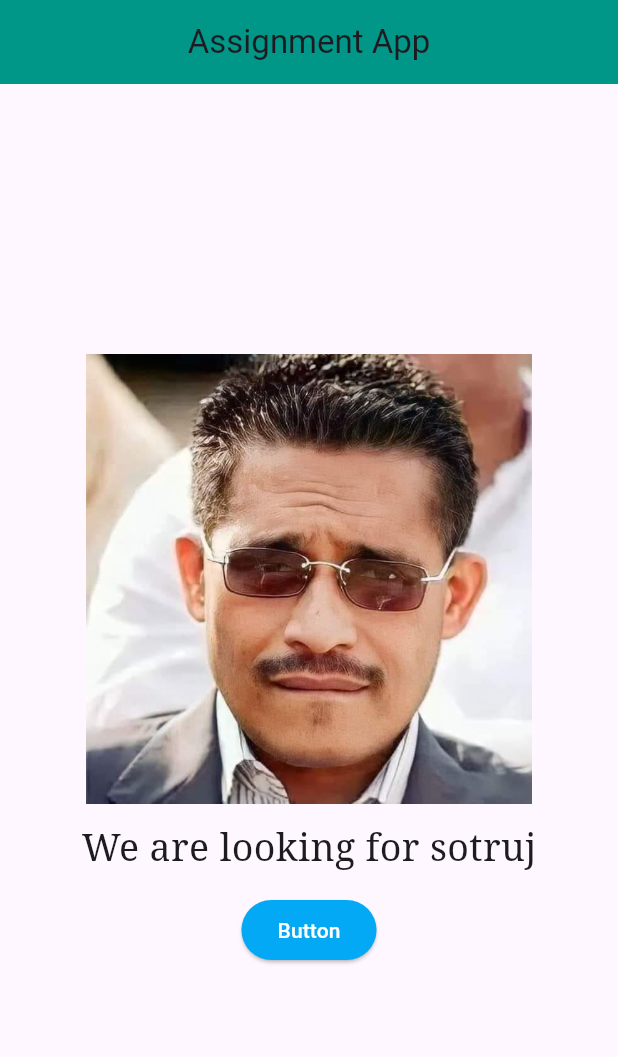
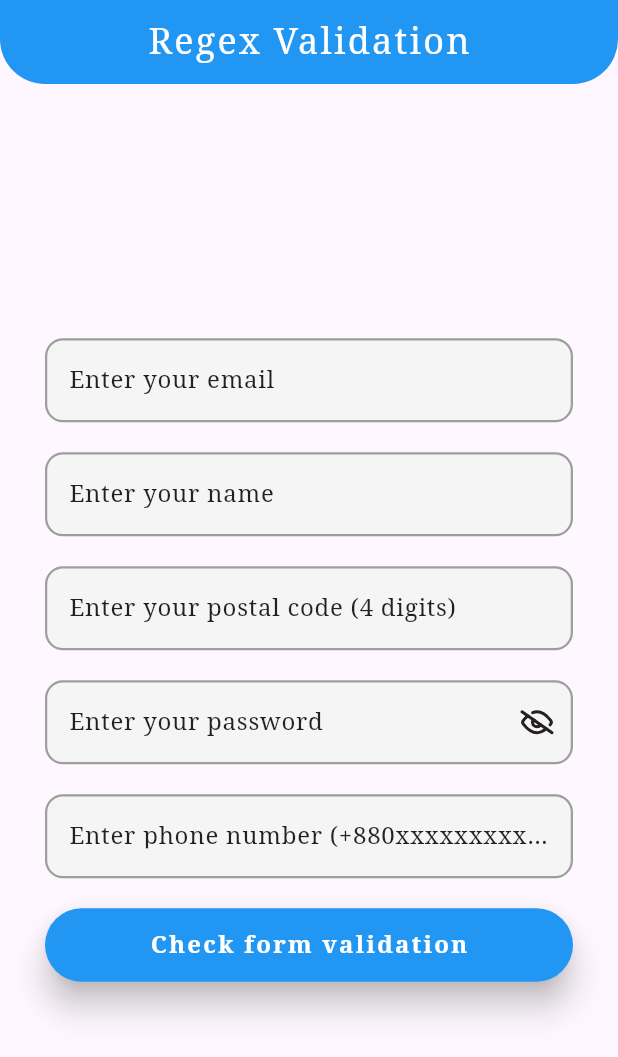
Before and after one commit to IbsharIbnaEbad/assignment_cse3212, a Flutter app: the screen it shows after launch, on a phone screen of 412 x 824 dp. Shown: the top 1057 px of the screen. Run offline on Flutter 3.47's test engine with Material 3 defaults, Android fonts, the phone set to English and light mode, and no system bars; our stand-ins replace lottie.

Commit message:
form validation done

```diff
--- /dev/null
+++ b/lib/app.dart
@@ -0,0 +1,23 @@
+import 'package:assignment_cse3212/theme/theme.dart';
+import 'package:flutter/material.dart';
+import 'form.dart';
+
+class MyApp extends StatefulWidget {
+  const MyApp({super.key});
+
+  @override
+  State<MyApp> createState() => _MyAppState();
+}
+
+class _MyAppState extends State<MyApp> {
+  @override
+  Widget build(BuildContext context) {
+    return MaterialApp(
+      debugShowCheckedModeBanner: false,
+      theme: AppTheme.lightTheme,
+      home: const FormValidation(),
+    );
+  }
+
+
+}
--- /dev/null
+++ b/lib/form.dart
@@ -0,0 +1,228 @@
+import 'package:flutter/material.dart';
+import 'package:lottie/lottie.dart';
+
+class FormValidation extends StatefulWidget {
+  const FormValidation({super.key});
+
+  @override
+  State<FormValidation> createState() => _FormValidationState();
+}
+
+class _FormValidationState extends State<FormValidation> {
+  final TextEditingController emailTEController = TextEditingController();
+  final TextEditingController nameTEController = TextEditingController();
+  final TextEditingController lastNameTEController = TextEditingController();
+  final TextEditingController mobileTEController = TextEditingController();
+  final TextEditingController passwordTEController = TextEditingController();
+  final TextEditingController postalCodeTEController = TextEditingController();
+
+  final _formKey = GlobalKey<FormState>();
+
+  final RegExp _emailRegExp = RegExp(
+      r'^(cse_|eee_|thm_|bba_|archi_)\d{16}@lus.ac.bd$'); // Email validation
+  final RegExp _nameRegExp = RegExp(r'^[a-zA-Z]+$'); // First name validation
+
+  final RegExp _mobileRegExp =
+      RegExp(r'^(\+880)[ -]?\d{10}$'); // Mobile number validation
+  final RegExp _passwordRegExp = RegExp(
+      r'^(?=.*[a-z])(?=.*[A-Z])(?=.*\d)(?=.*[!@#$%^&*])[A-Za-z\d!@#$%^&*]{8,}$'); // Password validation
+  final RegExp _postalCodeRegExp = RegExp(r'^\d{4}$'); // Postal code validation
+
+  bool _obscurePassword = true; // Password visibility
+
+  @override
+  Widget build(BuildContext context) {
+    return Scaffold(
+      appBar: AppBar(
+        title: const Text('Regex Validation'),
+      ),
+      body: Padding(
+        padding: const EdgeInsets.all(10.0),
+        child: Form(
+          key: _formKey,
+          child: Center(
+            child: Padding(
+              padding: const EdgeInsets.symmetric(horizontal: 20, vertical: 12),
+              child: _buildTextFormField(),
+            ),
+          ),
+        ),
+      ),
+    );
+  }
+
+  Widget _buildTextFormField() {
+    return SingleChildScrollView(
+      child: Column(
+        crossAxisAlignment: CrossAxisAlignment.start,
+        children: [
+          TextFormField(
+            keyboardType: TextInputType.emailAddress,
+            controller: emailTEController,
+            decoration: const InputDecoration(
+              hintText: 'cse/eee/thm/bba/arch... @lus.ac.bd',
+              labelText: 'Enter your email ',
+            ),
+            validator: (value) {
+              if (value == null || value.isEmpty) {
+                return 'Enter your email';
+              } else if (!_emailRegExp.hasMatch(value)) {
+                return 'Enter a valid email ending with @lus.ac.bd';
+              }
+              return null;
+            },
+          ),
+          const SizedBox(height: 20),
+          TextFormField(
+            keyboardType: TextInputType.name,
+            controller: nameTEController,
+            decoration: const InputDecoration(
+              hintText: ' Ibshar',
+              labelText: 'Enter your name',
+            ),
+            validator: (value) {
+              if (value == null || value.isEmpty) {
+                return 'Enter your  name';
+              } else if (!_nameRegExp.hasMatch(value)) {
+                return 'Enter a valid  name';
+              }
+              return null;
+            },
+          ),
+
+          const SizedBox(height: 20),
+          TextFormField(
+            keyboardType: TextInputType.number,
+            controller: postalCodeTEController,
+            decoration: const InputDecoration(
+              hintText: 'Postal Code',
+              labelText: 'Enter your postal code (4 digits)',
+            ),
+            validator: (value) {
+              if (value == null || value.isEmpty) {
+                return 'Enter your postal code';
+              } else if (!_postalCodeRegExp.hasMatch(value)) {
+                return 'Enter a valid 4-digit postal code';
+              }
+              return null;
+            },
+          ),
+
+          const SizedBox(height: 20),
+
+          TextFormField(
+            keyboardType: TextInputType.visiblePassword,
+            controller: passwordTEController,
+            obscureText: _obscurePassword,
+            decoration: InputDecoration(
+              hintText: 'Password',
+              labelText: 'Enter your password',
+              suffixIcon: IconButton(
+                icon: _obscurePassword
+                    ? Lottie.asset('assets/images/eye.json',
+                        width: 24, height: 24) // Animation for visible state
+                    : Lottie.asset('assets/images/eye.json',
+                        width: 24, height: 24),
+                // Animation for obscured state
+                onPressed: () {
+                  setState(() {
+                    _obscurePassword = !_obscurePassword;
+                  });
+                },
+              ),
+            ),
+            validator: (value) {
+              if (value == null || value.isEmpty) {
+                return 'Enter your password';
+              } else if (!_passwordRegExp.hasMatch(value)) {
+                return 'Enter a valid password';
+              }
+              return null;
+            },
+          ),
+
+          const SizedBox(height: 20),
+          TextFormField(
+            keyboardType: TextInputType.phone,
+            controller: mobileTEController,
+            decoration: const InputDecoration(
+              hintText: 'Mobile',
+              labelText: 'Enter phone number (+880xxxxxxxxxx)',
+            ),
+            validator: (value) {
+              if (value == null || value.isEmpty) {
+                return 'Enter your mobile number';
+              } else if (!_mobileRegExp.hasMatch(value)) {
+                return 'Enter a valid mobile number';
+              }
+              return null;
+            },
+          ),
+          const SizedBox(height: 20),
+          Center(
+            child: ElevatedButton(
+              onPressed: _submitForm,
+              child: const Text('Check form validation'),
+            ),
+          ),
+        ],
+      ),
+    );
+  }
+
+  void _submitForm() {
+    if (_formKey.currentState!.validate()) {
+      _formKey.currentState!.save();
+
+      String email = emailTEController.text;
+      String name = nameTEController.text;
+
+      String mobile = mobileTEController.text;
+      String password = passwordTEController.text;
+      String postalCode = postalCodeTEController.text;
+
+      showDialog(
+        context: context,
+        barrierDismissible: false,
+        barrierColor: Colors.black,
+        builder: (ctx) {
+          return AlertDialog(
+            title: const Text('Submitted Form'),
+            content: Column(
+              mainAxisSize: MainAxisSize.min,
+              crossAxisAlignment: CrossAxisAlignment.start,
+              children: [
+                Text('Email: $email'),
+                Text('Name: $name '),
+                Text('Mobile: $mobile'),
+                Text('Password: $password'),
+                Text('Postal Code: $postalCode'),
+              ],
+            ),
+            shape: RoundedRectangleBorder(
+              borderRadius: BorderRadius.circular(8),
+            ),
+            backgroundColor: Colors.white,
+          );
+        },
+      );
+
+      ScaffoldMessenger.of(context).showSnackBar(
+        const SnackBar(content: Text('Form submitted successfully!')),
+      );
+
+      Future.delayed(const Duration(seconds: 3), () {
+        Navigator.pop(context);
+        _clearForm();
+      });
+    }
+  }
+
+  void _clearForm() {
+    emailTEController.clear();
+    nameTEController.clear();
+    mobileTEController.clear();
+    passwordTEController.clear();
+    postalCodeTEController.clear();
+  }
+}
--- a/lib/main.dart
+++ b/lib/main.dart
@@ -1,75 +1,8 @@
-import 'package:flutter/cupertino.dart';
 import 'package:flutter/material.dart';
-import 'package:fluttertoast/fluttertoast.dart';
 
-void main() {
-  runApp(assignment());
+import 'app.dart';
+
+
+void main(){
+  runApp(const MyApp());
 }
-
-class assignment extends StatelessWidget {
-  const assignment({super.key});
-
-  @override
-  Widget build(BuildContext context) {
-    return MaterialApp(
-      debugShowCheckedModeBanner: false,
-      home: Home(),
-    );
-  }
-}
-
-class Home extends StatefulWidget {
-  const Home({super.key});
-
-  @override
-  State<Home> createState() => _HomeState();
-}
-
-class _HomeState extends State<Home> {
-  @override
-  Widget build(BuildContext context) {
-    return Scaffold(
-      appBar: AppBar(
-        backgroundColor: Colors.teal,
-        title: Center(
-          child: Text('Assignment App'),
-        ),
-      ),
-      body: Center(
-        child: Column(mainAxisAlignment: MainAxisAlignment.center, children: [
-          SizedBox(
-            height: 300,
-            width: 400,
-            child: Image.asset('assets/images/q.jpg'),
-          ),
-          Padding(
-            padding: const EdgeInsets.all(12.0),
-            child: Text(
-              'We are looking for sotruj',
-              style: TextStyle(
-                  fontFamily: 'NotoSerif',
-                  fontSize: 25,
-
-                ),
-            ),
-          ),
-          ElevatedButton(
-              style: ElevatedButton.styleFrom(
-                  backgroundColor: Colors.lightBlue, // Background color
-                  foregroundColor: Colors.white),
-              onPressed: () {
-                Fluttertoast.showToast(
-                    msg: 'toast is on the bottom ',
-                    // toastLength: Toast.LENGTH_SHORT,
-                    gravity: ToastGravity.BOTTOM,
-                    timeInSecForIosWeb: 22,
-                    backgroundColor: Colors.black,
-                    textColor: Colors.white,
-                    fontSize: 16.0);
-              },
-              child: Text('Button'))
-        ]),
-      ),
-    );
-  }
-}
--- /dev/null
+++ b/lib/theme/theme.dart
@@ -0,0 +1,136 @@
+import 'package:flutter/material.dart';
+
+class AppTheme {
+  static ThemeData lightTheme = ThemeData(
+    appBarTheme: const AppBarTheme(
+      backgroundColor: Colors.blue,
+      elevation: 0.0,
+      centerTitle: true,
+      titleTextStyle: TextStyle(
+        fontFamily: 'NotoSerif',
+        fontSize: 24,
+        fontWeight: FontWeight.w500,
+        letterSpacing: 1.5,
+        color: Colors.white,
+      ),
+
+      shape: RoundedRectangleBorder(
+        borderRadius: BorderRadius.only(
+          bottomLeft: Radius.circular(30),
+          bottomRight: Radius.circular(30),
+        ),
+      ),
+
+    ),
+
+    elevatedButtonTheme: ElevatedButtonThemeData(
+      style: ElevatedButton.styleFrom(
+        padding: const EdgeInsets.symmetric(horizontal: 30, vertical: 15),
+        shape: RoundedRectangleBorder(
+          borderRadius: BorderRadius.circular(30),
+        ),
+        fixedSize: Size.fromWidth(double.maxFinite),
+        elevation: 9,
+        backgroundColor: Colors.blue,
+        foregroundColor: Colors.white,
+        textStyle: const TextStyle(
+          fontFamily: 'NotoSerif',
+          fontSize: 16,
+          fontWeight: FontWeight.w700,
+          letterSpacing: 1.5,
+        ),
+      ),
+    ),
+
+    inputDecorationTheme: InputDecorationTheme(
+      hintStyle: const TextStyle(
+        fontFamily: 'NotoSerif',
+        fontWeight: FontWeight.w300,
+        color: Colors.grey,
+        fontSize: 14,
+      ),
+      labelStyle: const TextStyle(
+        fontFamily: 'NotoSerif',
+        fontWeight: FontWeight.w500,
+        fontSize: 16,
+        color: Colors.black87,
+      ),
+      filled: true,
+      fillColor: Colors.grey.shade100,
+      contentPadding: const EdgeInsets.symmetric(
+        vertical: 16,
+        horizontal: 12,
+      ),
+      border: _inputBorder(),
+      enabledBorder: _enabledInputBorder(),
+      focusedBorder: _focusedInputBorder(),
+      errorBorder: _errorInputBorder(),
+      focusedErrorBorder: _focusedErrorInputBorder(),
+    ),
+
+
+    textTheme: TextTheme(
+      bodyLarge: const TextStyle(
+        fontFamily: 'NotoSerif',
+        fontSize: 16,
+        color: Colors.black,
+      ),
+      bodyMedium: const TextStyle(
+        fontFamily: 'NotoSerif',
+        fontSize: 14,
+        color: Colors.black54,
+      ),
+
+    ),
+  );
+
+  static OutlineInputBorder _inputBorder() {
+    return OutlineInputBorder(
+      borderRadius: BorderRadius.circular(12),
+      borderSide: const BorderSide(
+        color: Colors.grey,
+        width: 0,
+      ),
+    );
+  }
+
+  static OutlineInputBorder _enabledInputBorder() {
+    return OutlineInputBorder(
+      borderRadius: BorderRadius.circular(12),
+      borderSide: BorderSide(
+        color: Colors.grey,
+        width: 1.5,
+      ),
+    );
+  }
+
+  static OutlineInputBorder _focusedInputBorder() {
+    return OutlineInputBorder(
+      borderRadius: BorderRadius.circular(12),
+      borderSide: const BorderSide(
+        color: Colors.green,
+        width: 2.0,
+      ),
+    );
+  }
+
+  static OutlineInputBorder _errorInputBorder() {
+    return OutlineInputBorder(
+      borderRadius: BorderRadius.circular(12),
+      borderSide: const BorderSide(
+        color: Colors.redAccent,
+        width: 1.5,
+      ),
+    );
+  }
+
+  static OutlineInputBorder _focusedErrorInputBorder() {
+    return OutlineInputBorder(
+      borderRadius: BorderRadius.circular(12),
+      borderSide: const BorderSide(
+        color: Colors.red,
+        width: 2.0,
+      ),
+    );
+  }
+}
--- a/pubspec.yaml
+++ b/pubspec.yaml
@@ -45,6 +45,7 @@ dependencies:
 dev_dependencies:
   flutter_test:
     sdk: flutter
+  lottie: ^3.1.2
 
   # The "flutter_lints" package below contains a set of recommended lints to
   # encourage good coding practices. The lint set provided by the package is
```
Also changed, not shown: assets/images/eye.json (added, +1 -0 lines), pubspec.lock, 1 other file.
